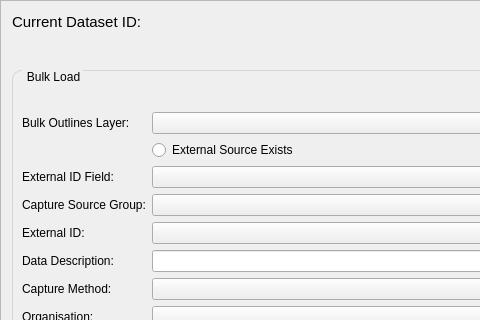
This is buildings/gui/bulk_load.ui in linz/nz-buildings as Qt 5 draws it before an edit; both pictures show x 0 to 480 and y 0 to 320 of the 664 by 1006 pixel window. The edited form follows.
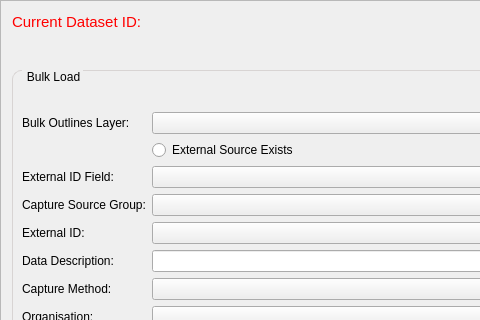
This is the edited form. Custom widgets are drawn as their Qt base class.

Commit message: Minor .ui file changes for Windows compatibility

```diff
--- a/buildings/gui/bulk_load.ui
+++ b/buildings/gui/bulk_load.ui
@@ -27,7 +27,7 @@
        <property name="styleSheet">
         <string notr="true">QLabel {
     font-size: 11pt;
-    font-colour: #FF0000;
+    color: #FF0000;
 }</string>
        </property>
        <property name="text">
```
Left out of the diff: 4 changed lines with no effect on the pictures.
